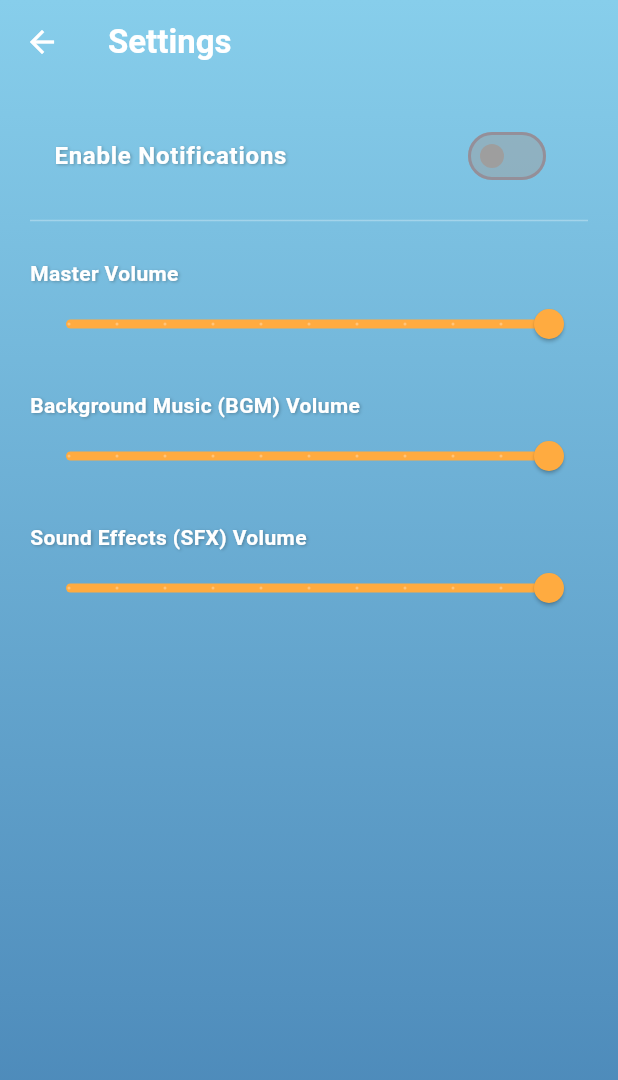
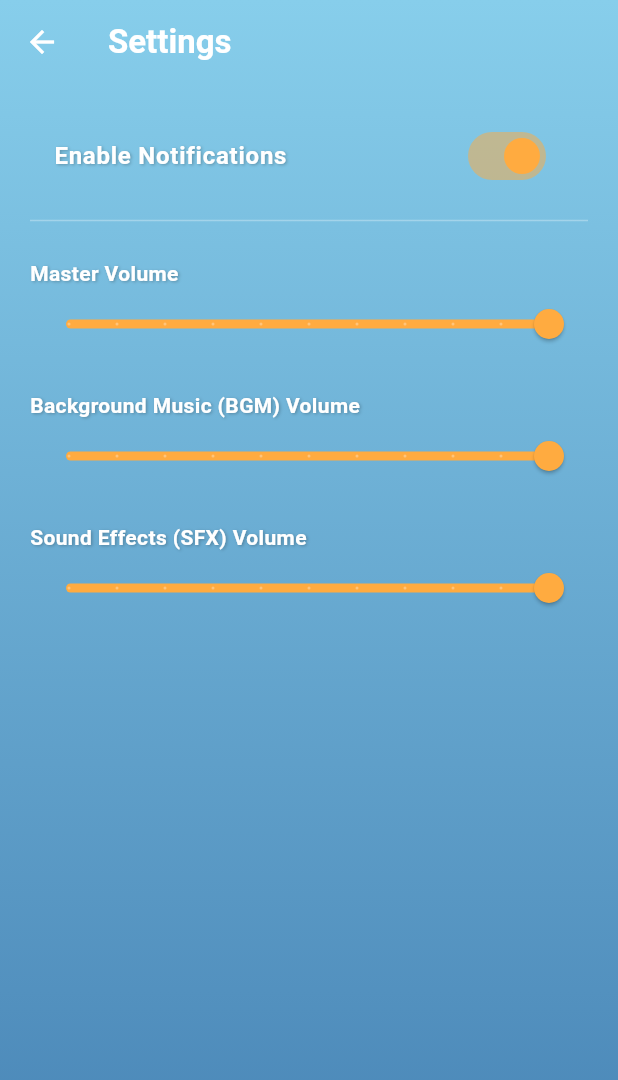
Before and after one commit to Purvansh-Sonthalia/Fruit-Ninja-Flutter, a Flutter app: the SettingsScreen screen opened directly, after a tap on "Enable Notifications", on a phone screen of 412 x 824 dp. Shown: the top 1080 px of the screen. Run offline on Flutter 3.47's test engine with Material 3 defaults, Android fonts, the phone set to English and light mode, and no system bars; our stand-ins replace audioplayers, flutter_dotenv, flutter_local_notifications, location, shared_preferences, supabase_flutter and 1 more; accounts and stored records are empty.

Commit message:
Made notification to every half hour

```diff
--- a/lib/screens/settings_screen.dart
+++ b/lib/screens/settings_screen.dart
@@ -2,6 +2,7 @@ import 'package:flutter/material.dart';
 import 'package:shared_preferences/shared_preferences.dart'; // Import shared_preferences
 import 'package:provider/provider.dart'; // Import Provider
 import '../utils/assets_manager.dart'; // Import AssetsManager
+import '../services/notification_service.dart'; // Import NotificationService
 
 class SettingsScreen extends StatefulWidget {
   const SettingsScreen({super.key});
@@ -17,8 +18,8 @@ class _SettingsScreenState extends State<SettingsScreen> {
   static const String _bgmVolumeKey = 'settings_bgm_volume';
   static const String _sfxVolumeKey = 'settings_sfx_volume';
 
-  // State variables with defaults (used if loading fails or first time)
-  bool _notificationsEnabled = true;
+  // State variables - Notification OFF by default
+  bool _notificationsEnabled = false;
   double _bgmVolume = 1.0;
   double _sfxVolume = 1.0;
   double _masterVolume = 1.0;
@@ -36,13 +37,51 @@ class _SettingsScreenState extends State<SettingsScreen> {
     // final audioManager = context.read<AssetsManager>(); // Cannot use context in initState
     setState(() {
       // Load values, using current state as default if key not found
-      _notificationsEnabled =
-          prefs.getBool(_notificationsKey) ?? _notificationsEnabled;
+      _notificationsEnabled = prefs.getBool(_notificationsKey) ?? false;
       _masterVolume = prefs.getDouble(_masterVolumeKey) ?? _masterVolume;
       _bgmVolume = prefs.getDouble(_bgmVolumeKey) ?? _bgmVolume;
       _sfxVolume = prefs.getDouble(_sfxVolumeKey) ?? _sfxVolume;
       _isLoading = false; // Loading finished
     });
+  }
+
+  // Handle notification toggle change
+  Future<void> _handleNotificationSettingChange(bool enabled) async {
+    // Save the new setting immediately
+    final prefs = await SharedPreferences.getInstance();
+    await prefs.setBool(_notificationsKey, enabled);
+
+    // Update UI state
+    setState(() {
+      _notificationsEnabled = enabled;
+    });
+
+    // Apply the change (request permission, schedule/cancel)
+    if (enabled) {
+      print("Requesting permission and scheduling notification...");
+      // Request permissions (will only show prompt if not granted/denied previously)
+      bool granted = await NotificationService().requestPermissions(context);
+
+      if (granted) {
+        print("Permission granted, scheduling notification.");
+        await NotificationService().scheduleEnticingNotification();
+      } else {
+        print("Permission denied, cannot schedule notification.");
+        // Revert the toggle state in UI and storage if permission denied
+        setState(() => _notificationsEnabled = false);
+        await prefs.setBool(_notificationsKey, false);
+        // Optionally show a snackbar/dialog explaining why it was turned off
+        if (mounted) {
+          // Check if widget is still in the tree
+          ScaffoldMessenger.of(context).showSnackBar(
+            const SnackBar(content: Text('Notification permission denied.')),
+          );
+        }
+      }
+    } else {
+      print("Cancelling notifications as setting is disabled.");
+      await NotificationService().cancelAllNotifications();
+    }
   }
 
   // Helper method to build a volume slider section
@@ -137,14 +176,8 @@ class _SettingsScreenState extends State<SettingsScreen> {
                         ),
                         value: _notificationsEnabled,
                         onChanged: (bool value) {
-                          setState(() {
-                            _notificationsEnabled = value;
-                          });
-                          // Save notification setting (keep using _saveSetting or move to a dedicated SettingsProvider)
-                          _saveNotificationSetting(
-                            value,
-                          ); // Assume separate save for non-audio
-                          // TODO: Apply notification setting change
+                          // Directly call the handler
+                          _handleNotificationSettingChange(value);
                         },
                         activeColor: Colors.orangeAccent, // Match theme accent
                         inactiveThumbColor: Colors.grey,
@@ -210,10 +243,4 @@ class _SettingsScreenState extends State<SettingsScreen> {
       ),
     );
   }
-
-  // Keep separate save for notifications for now
-  Future<void> _saveNotificationSetting(bool value) async {
-    final prefs = await SharedPreferences.getInstance();
-    await prefs.setBool(_notificationsKey, value);
-  }
 }
--- a/lib/services/notification_service.dart
+++ b/lib/services/notification_service.dart
@@ -5,36 +5,160 @@ import 'package:flutter/material.dart';
 import 'dart:math';
 
 class NotificationService {
-  // ... (singleton, plugin instance, permission flag) ...
+  static final NotificationService _instance = NotificationService._internal();
+  factory NotificationService() => _instance;
+  NotificationService._internal();
 
-  // --- Enticing Messages (Fix missing commas - Take 2) ---
+  final FlutterLocalNotificationsPlugin _notificationsPlugin =
+      FlutterLocalNotificationsPlugin(); // Ensure this is initialized
+
+  // Keep track if permissions have been requested this session
+  bool _permissionRequestedSession = false;
+
+  // --- Enticing Messages (Fixing Syntax) ---
   final List<Map<String, String>> _enticingMessages = [
-    {'title': 'Slice On! 🔪', 'body': 'Fresh fruits are flying! Can you beat your high score? 🏆'},
-    {'title': 'Fruits Await! 🍉', 'body': 'Come back and show those fruits who's boss! 💪'},
-    {'title': 'High Score Challenge! 🔥', 'body': 'Sharpen your blade! A new challenge awaits.'},
-    {'title': 'Ninja Time! 🥷', 'body': 'Your ninja skills are needed! Slice your way to glory!'},
-    {'title': 'Juicy Targets! 🍓', 'body': 'Don't let those fruits escape! Play now!'},
-    {'title': 'Combo Time! ✨', 'body': 'Can you get the ultimate fruit slicing combo?'},
-    {'title': 'Bomb Alert! 💣', 'body': 'Watch out for those pesky bombs! Focus is key.'},
-    {'title': 'Feeling Lucky? 🍀', 'body': 'Maybe a lucky fruit spree is waiting for you!'},
-    {'title': 'Quick Reflexes? 👀', 'body': 'Test your speed and accuracy. The fruits won't wait!'},
-    {'title': 'Break Time Fun! 🎉', 'body': 'Take a quick break and slice some stress away!'},
-    {'title': 'Daily Dose of Fun! 😄', 'body': 'Get your daily fruit slicing fix in now!'},
-    {'title': 'Watermelon Wednesday! 🍉', 'body': 'Okay, maybe it's not Wednesday, but slice 'em anyway!'},
-    {'title': 'Banana Bonanza! 🍌', 'body': 'Go bananas and slice everything in sight!'},
-    {'title': 'Orange You Glad? 🍊', 'body': 'Orange you glad you can play Fruit Ninja? Slice time!'},
-    {'title': 'Peach Perfect! 🍑', 'body': 'Aim for that perfect slice! Come play!'},
-    {'title': 'Apple Annihilation! 🍎', 'body': 'Annihilate those apples! Show no mercy!'},
-    {'title': 'Score Booster! 🚀', 'body': 'Boost your score! Can you reach a new personal best?'},
-    {'title': 'Arcade Action! 🕹️', 'body': 'Experience the classic arcade slicing action!'},
-    {'title': 'Zen Mode? 🙏', 'body': 'Need a calmer session? Try surviving without bombs!'},
-    {'title': 'Unleash the Ninja! 💨', 'body': 'Unleash your inner fruit ninja! Play a round!'}
+    {
+      'title': 'Slice On! 🔪',
+      'body': 'Fresh fruits are flying! Can you beat your high score? 🏆',
+    },
+    {
+      'title': 'Fruits Await! 🍉',
+      'body': 'Come back and show those fruits who\'s boss! 💪',
+    }, // Escaped apostrophe
+    {
+      'title': 'High Score Challenge! 🔥',
+      'body': 'Sharpen your blade! A new challenge awaits.',
+    },
+    {
+      'title': 'Ninja Time! 🥷',
+      'body': 'Your ninja skills are needed! Slice your way to glory!',
+    },
+    {
+      'title': 'Juicy Targets! 🍓',
+      'body': 'Don\'t let those fruits escape! Play now!',
+    }, // Escaped apostrophe
+    {
+      'title': 'Combo Time! ✨',
+      'body': 'Can you get the ultimate fruit slicing combo?',
+    },
+    {
+      'title': 'Bomb Alert! 💣',
+      'body': 'Watch out for those pesky bombs! Focus is key.',
+    },
+    {
+      'title': 'Feeling Lucky? 🍀',
+      'body': 'Maybe a lucky fruit spree is waiting for you!',
+    },
+    {
+      'title': 'Quick Reflexes? 👀',
+      'body': 'Test your speed and accuracy. The fruits won\'t wait!',
+    }, // Escaped apostrophe
+    {
+      'title': 'Break Time Fun! 🎉',
+      'body': 'Take a quick break and slice some stress away!',
+    },
+    {
+      'title': 'Daily Dose of Fun! 😄',
+      'body': 'Get your daily fruit slicing fix in now!',
+    },
+    {
+      'title': 'Watermelon Wednesday! 🍉',
+      'body': 'Okay, maybe it\'s not Wednesday, but slice \'em anyway!',
+    }, // Escaped apostrophes
+    {
+      'title': 'Banana Bonanza! 🍌',
+      'body': 'Go bananas and slice everything in sight!',
+    },
+    {
+      'title': 'Orange You Glad? 🍊',
+      'body': 'Orange you glad you can play Fruit Ninja? Slice time!',
+    },
+    {
+      'title': 'Peach Perfect! 🍑',
+      'body': 'Aim for that perfect slice! Come play!',
+    },
+    {
+      'title': 'Apple Annihilation! 🍎',
+      'body': 'Annihilate those apples! Show no mercy!',
+    },
+    {
+      'title': 'Score Booster! 🚀',
+      'body': 'Boost your score! Can you reach a new personal best?',
+    },
+    {
+      'title': 'Arcade Action! 🕹️',
+      'body': 'Experience the classic arcade slicing action!',
+    },
+    {
+      'title': 'Zen Mode? 🙏',
+      'body': 'Need a calmer session? Try surviving without bombs!',
+    },
+    {
+      'title': 'Unleash the Ninja! 💨',
+      'body': 'Unleash your inner fruit ninja! Play a round!',
+    }, // No comma after last item
   ];
 
-  // ... initialize method remains the same ...
-  // ... requestPermissions method remains the same ...
+  Future<void> initialize() async {
+    tz.initializeTimeZones();
 
-  // Schedule a *single* notification for the next XX:30
+    const AndroidInitializationSettings initializationSettingsAndroid =
+        AndroidInitializationSettings('@mipmap/ic_launcher');
+
+    const DarwinInitializationSettings initializationSettingsIOS =
+        DarwinInitializationSettings(
+          requestAlertPermission:
+              false, // Don't request on init, do it explicitly later
+          requestBadgePermission: false,
+          requestSoundPermission: false,
+        );
+
+    const InitializationSettings initializationSettings =
+        InitializationSettings(
+          android: initializationSettingsAndroid,
+          iOS: initializationSettingsIOS,
+          macOS: initializationSettingsIOS,
+        );
+
+    await _notificationsPlugin.initialize(initializationSettings);
+    print("Notification Service Initialized");
+  }
+
+  // Request permissions (Android 13+ and iOS/macOS)
+  Future<bool> requestPermissions(BuildContext? context) async {
+    if (_permissionRequestedSession) return true;
+
+    bool? granted = false;
+
+    // iOS/macOS specific permission request
+    granted =
+        await _notificationsPlugin
+            .resolvePlatformSpecificImplementation<
+              IOSFlutterLocalNotificationsPlugin
+            >()
+            ?.requestPermissions(alert: true, badge: true, sound: true) ??
+        false;
+
+    // Android 13+ specific permission request
+    final AndroidFlutterLocalNotificationsPlugin? androidImplementation =
+        _notificationsPlugin
+            .resolvePlatformSpecificImplementation<
+              AndroidFlutterLocalNotificationsPlugin
+            >();
+    if (androidImplementation != null) {
+      // Check if permission is needed (Android 13+) before requesting
+      // This might require checking the Android version, or just try requesting.
+      // Let's just request - it should be a no-op on older versions.
+      granted =
+          await androidImplementation.requestNotificationsPermission() ?? false;
+    }
+
+    _permissionRequestedSession = true;
+    print("Notification permission request result: $granted");
+    return granted;
+  }
+
+  // Schedule a *single* notification for the next XX:00 or XX:30
   Future<void> scheduleEnticingNotification() async {
     // --- Pick Random Message ---
     final random = Random();
@@ -42,40 +166,98 @@ class NotificationService {
     final title = message['title']!;
     final body = message['body']!;
 
-    // --- Platform Specific Details (remain the same) ---
-    const AndroidNotificationDetails androidDetails = AndroidNotificationDetails(/*...*/);
-    const DarwinNotificationDetails iosDetails = DarwinNotificationDetails(/*...*/);
+    // --- Platform Specific Details ---
+    // Provide required channel ID and name
+    const AndroidNotificationDetails androidDetails =
+        AndroidNotificationDetails(
+          'fruit_ninja_reminders_01', // Channel ID - MUST be provided
+          'Fruit Reminders', // Channel Name - MUST be provided
+          channelDescription: 'Reminders to play Fruit Ninja',
+          importance: Importance.defaultImportance, // Use default importance
+          priority: Priority.defaultPriority, // Use default priority
+        );
+    const DarwinNotificationDetails iosDetails = DarwinNotificationDetails(
+      presentAlert: true, // Ensure notification shows alert
+      presentBadge: true,
+      presentSound: true,
+    );
     const NotificationDetails platformDetails = NotificationDetails(
       android: androidDetails,
       iOS: iosDetails,
       macOS: iosDetails,
     );
 
-    // --- Calculate Next XX:30 ---
+    // --- Calculate Next XX:00 or XX:30 ---
     final tz.TZDateTime now = tz.TZDateTime.now(tz.local);
     tz.TZDateTime scheduledDate;
 
     if (now.minute < 30) {
-      // Schedule for XX:30 of the current hour
-      scheduledDate = tz.TZDateTime(tz.local, now.year, now.month, now.day, now.hour, 30);
+      // Next slot is XX:30 of the current hour
+      scheduledDate = tz.TZDateTime(
+        tz.local,
+        now.year,
+        now.month,
+        now.day,
+        now.hour,
+        30,
+      );
     } else {
-      // Schedule for XX:30 of the next hour
-      scheduledDate = tz.TZDateTime(tz.local, now.year, now.month, now.day, now.hour + 1, 30);
+      // Next slot is XX:00 of the next hour
+      scheduledDate = tz.TZDateTime(
+        tz.local,
+        now.year,
+        now.month,
+        now.day,
+        now.hour + 1,
+        0,
+      );
     }
 
-    // Ensure the scheduled time is in the future (handles edge case around XX:30 itself)
-    if (scheduledDate.isBefore(now)) {
-       scheduledDate = scheduledDate.add(const Duration(hours: 1));
+    // Ensure the scheduled time is definitely in the future
+    // (Handles edge case if current time is exactly XX:00 or XX:30)
+    if (!scheduledDate.isAfter(now)) {
+      // If current minute is >= 30, schedule for next hour :00
+      // If current minute is < 30, schedule for current hour :30
+      if (now.minute >= 30) {
+        scheduledDate = tz.TZDateTime(
+          tz.local,
+          now.year,
+          now.month,
+          now.day,
+          now.hour + 1,
+          0,
+        );
+      } else {
+        scheduledDate = tz.TZDateTime(
+          tz.local,
+          now.year,
+          now.month,
+          now.day,
+          now.hour,
+          30,
+        );
+        // Check again if the calculated :30 is *still* not after now (e.g., if now is 10:30:01)
+        if (!scheduledDate.isAfter(now)) {
+          scheduledDate = tz.TZDateTime(
+            tz.local,
+            now.year,
+            now.month,
+            now.day,
+            now.hour + 1,
+            0,
+          );
+        }
+      }
     }
 
-    print("Scheduling single notification for: $scheduledDate");
+    print(
+      "Scheduling single notification for next half hour mark: $scheduledDate",
+    );
 
     try {
-      // Cancel any previous notification with the same ID before scheduling a new one
-      await _notificationsPlugin.cancel(0);
-
+      await _notificationsPlugin.cancel(0); // Cancel previous one
       await _notificationsPlugin.zonedSchedule(
-        0, // Use a fixed ID (0) to ensure only one reminder is scheduled at a time
+        0, // Fixed ID
         title,
         body,
         scheduledDate,
@@ -83,14 +265,17 @@ class NotificationService {
         androidScheduleMode: AndroidScheduleMode.exactAllowWhileIdle,
         uiLocalNotificationDateInterpretation:
             UILocalNotificationDateInterpretation.absoluteTime,
-        // Remove matchDateTimeComponents as we are not repeating daily based on time
-        // matchDateTimeComponents: DateTimeComponents.time,
       );
-      print("Single notification scheduled successfully for ${scheduledDate.toIso8601String()}");
+      print(
+        "Single notification scheduled successfully for ${scheduledDate.toIso8601String()}",
+      );
     } catch (e) {
-       print("Error scheduling single notification: $e");
+      print("Error scheduling single notification: $e");
     }
   }
 
-   // ... cancelAllNotifications method remains the same ...
+  Future<void> cancelAllNotifications() async {
+    await _notificationsPlugin.cancelAll();
+    print("All scheduled notifications cancelled.");
+  }
 }
```
